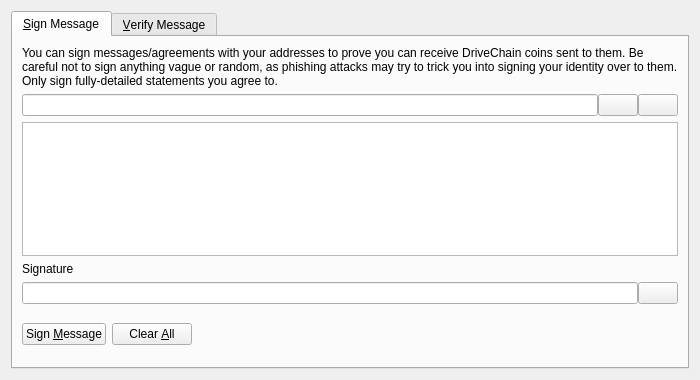
This is src/qt/forms/signverifymessagedialog.ui in torkelrogstad/mainchain as Qt 5 draws it before an edit. The edited form follows.
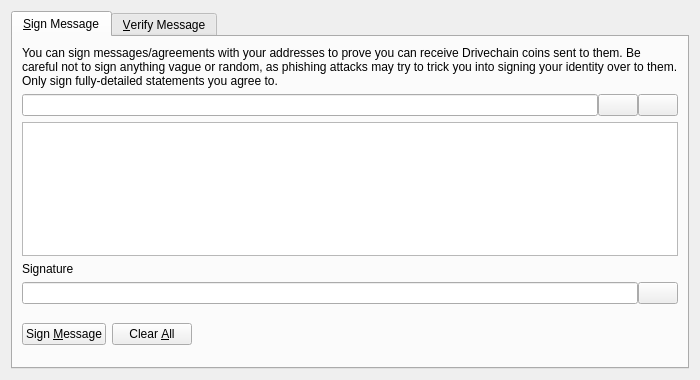
This is the edited form. Icons and pictures are not drawn. Custom widgets are drawn as their Qt base class.

Commit message: Renaming DriveChain -> Drivechain

What changed in the file:
```diff
--- a/src/qt/forms/signverifymessagedialog.ui
+++ b/src/qt/forms/signverifymessagedialog.ui
@@ -30,7 +30,7 @@
        <item>
         <widget class="QLabel" name="infoLabel_SM">
          <property name="text">
-          <string>You can sign messages/agreements with your addresses to prove you can receive DriveChain coins sent to them. Be careful not to sign anything vague or random, as phishing attacks may try to trick you into signing your identity over to them. Only sign fully-detailed statements you agree to.</string>
+          <string>You can sign messages/agreements with your addresses to prove you can receive Drivechain coins sent to them. Be careful not to sign anything vague or random, as phishing attacks may try to trick you into signing your identity over to them. Only sign fully-detailed statements you agree to.</string>
          </property>
          <property name="textFormat">
           <enum>Qt::PlainText</enum>
```
Left out of the diff: 8 changed lines with no effect on the pictures. The commit also changes 44 other files.
